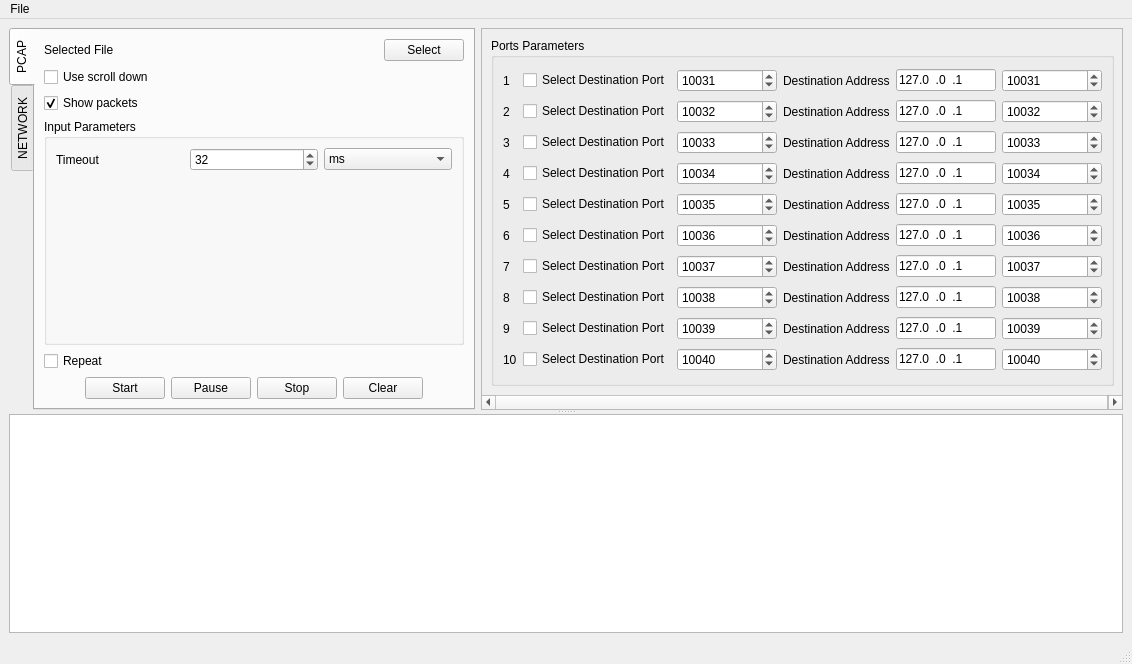
Before: the Qt Designer form mainwindow.ui in artthirt/AnalyzePcapUdp, drawn with Qt 5.
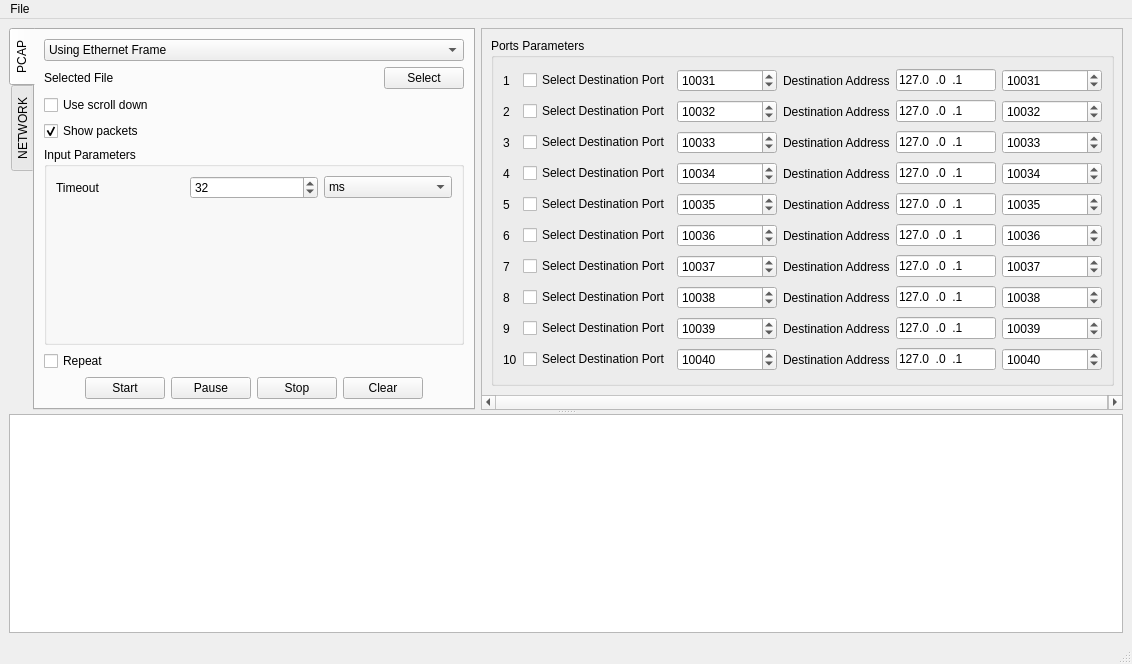
After: the same form once the commit is applied.

Commit message: added select type of pcap file

What changed in the file:
```diff
--- a/mainwindow.ui
+++ b/mainwindow.ui
@@ -1137,6 +1137,20 @@
             <string>PCAP</string>
            </attribute>
            <layout class="QVBoxLayout" name="verticalLayout_3">
+            <item>
+             <widget class="QComboBox" name="cbUseTypeOfPCap">
+              <item>
+               <property name="text">
+                <string>Using Ethernet Frame</string>
+               </property>
+              </item>
+              <item>
+               <property name="text">
+                <string>Using Linux cooked capture (tcpdump -any)</string>
+               </property>
+              </item>
+             </widget>
+            </item>
             <item>
              <layout class="QGridLayout" name="gridLayout_3">
               <item row="0" column="0">
```
The commit also changes 3 other files.
